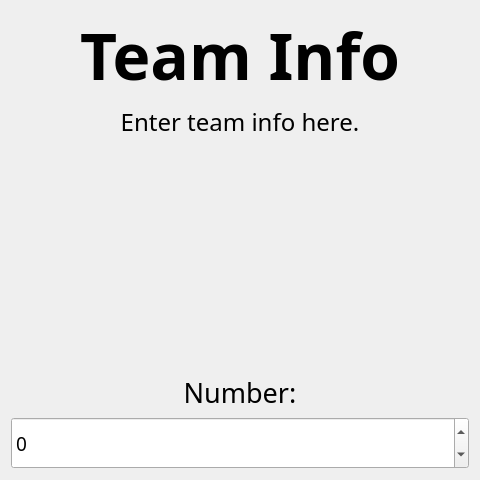
This is ui/TeamInfo.ui in binex-dsk/QFRCScouter as Qt 5 draws it before an edit. The edited form follows.
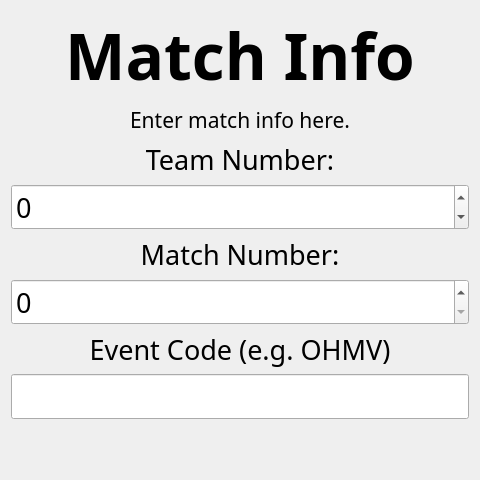
This is the edited form. Custom widgets are drawn as their Qt base class.

The edit to the form file:
```diff
--- a/ui/TeamInfo.ui
+++ b/ui/TeamInfo.ui
@@ -37,7 +37,7 @@
       </font>
      </property>
      <property name="text">
-      <string>Team Info</string>
+      <string>Match Info</string>
      </property>
      <property name="scaledContents">
       <bool>true</bool>
@@ -55,24 +55,24 @@
      <property name="sizePolicy">
       <sizepolicy hsizetype="Preferred" vsizetype="Preferred">
        <horstretch>1</horstretch>
-       <verstretch>5</verstretch>
+       <verstretch>0</verstretch>
       </sizepolicy>
      </property>
      <property name="font">
       <font>
        <family>Noto Sans</family>
-       <pointsize>18</pointsize>
+       <pointsize>16</pointsize>
        <bold>false</bold>
       </font>
      </property>
      <property name="text">
-      <string>Enter team info here.</string>
+      <string>Enter match info here.</string>
      </property>
      <property name="scaledContents">
       <bool>true</bool>
      </property>
      <property name="alignment">
-      <set>Qt::AlignHCenter|Qt::AlignTop</set>
+      <set>Qt::AlignCenter</set>
      </property>
      <property name="wordWrap">
       <bool>true</bool>
@@ -95,7 +95,7 @@
       </font>
      </property>
      <property name="text">
-      <string>Number:</string>
+      <string>Team Number:</string>
      </property>
      <property name="scaledContents">
       <bool>true</bool>
@@ -109,13 +109,20 @@
     </widget>
    </item>
    <item>
-    <widget class="BetterSpinBox" name="spinBox">
+    <widget class="QSpinBox" name="teamNumber">
      <property name="sizePolicy">
-      <sizepolicy hsizetype="Preferred" vsizetype="Preferred">
+      <sizepolicy hsizetype="Preferred" vsizetype="Maximum">
        <horstretch>1</horstretch>
-       <verstretch>1</verstretch>
+       <verstretch>0</verstretch>
       </sizepolicy>
      </property>
+     <property name="font">
+      <font>
+       <family>Noto Sans</family>
+       <pointsize>20</pointsize>
+       <bold>false</bold>
+      </font>
+     </property>
      <property name="wrapping">
       <bool>true</bool>
      </property>
@@ -124,15 +131,77 @@
      </property>
     </widget>
    </item>
+   <item>
+    <widget class="QLabel" name="label_3">
+     <property name="font">
+      <font>
+       <family>Noto Sans</family>
+       <pointsize>20</pointsize>
+       <bold>false</bold>
+      </font>
+     </property>
+     <property name="text">
+      <string>Match Number:</string>
+     </property>
+     <property name="alignment">
+      <set>Qt::AlignCenter</set>
+     </property>
+    </widget>
+   </item>
+   <item>
+    <widget class="QSpinBox" name="matchNumber">
+     <property name="font">
+      <font>
+       <family>Noto Sans</family>
+       <pointsize>20</pointsize>
+       <bold>false</bold>
+      </font>
+     </property>
+    </widget>
+   </item>
+   <item>
+    <widget class="QLabel" name="label_4">
+     <property name="font">
+      <font>
+       <family>Noto Sans</family>
+       <pointsize>20</pointsize>
+       <bold>false</bold>
+      </font>
+     </property>
+     <property name="text">
+      <string>Event Code (e.g. OHMV)</string>
+     </property>
+     <property name="alignment">
+      <set>Qt::AlignCenter</set>
+     </property>
+    </widget>
+   </item>
+   <item>
+    <widget class="QLineEdit" name="eventCode">
+     <property name="font">
+      <font>
+       <family>Noto Sans</family>
+       <pointsize>20</pointsize>
+       <bold>false</bold>
+      </font>
+     </property>
+    </widget>
+   </item>
+   <item>
+    <spacer name="verticalSpacer">
+     <property name="orientation">
+      <enum>Qt::Vertical</enum>
+     </property>
+     <property name="sizeHint" stdset="0">
+      <size>
+       <width>20</width>
+       <height>40</height>
+      </size>
+     </property>
+    </spacer>
+   </item>
   </layout>
  </widget>
- <customwidgets>
-  <customwidget>
-   <class>BetterSpinBox</class>
-   <extends>QSpinBox</extends>
-   <header>BetterSpinBox.h</header>
-  </customwidget>
- </customwidgets>
  <resources/>
  <connections/>
 </ui>
```
